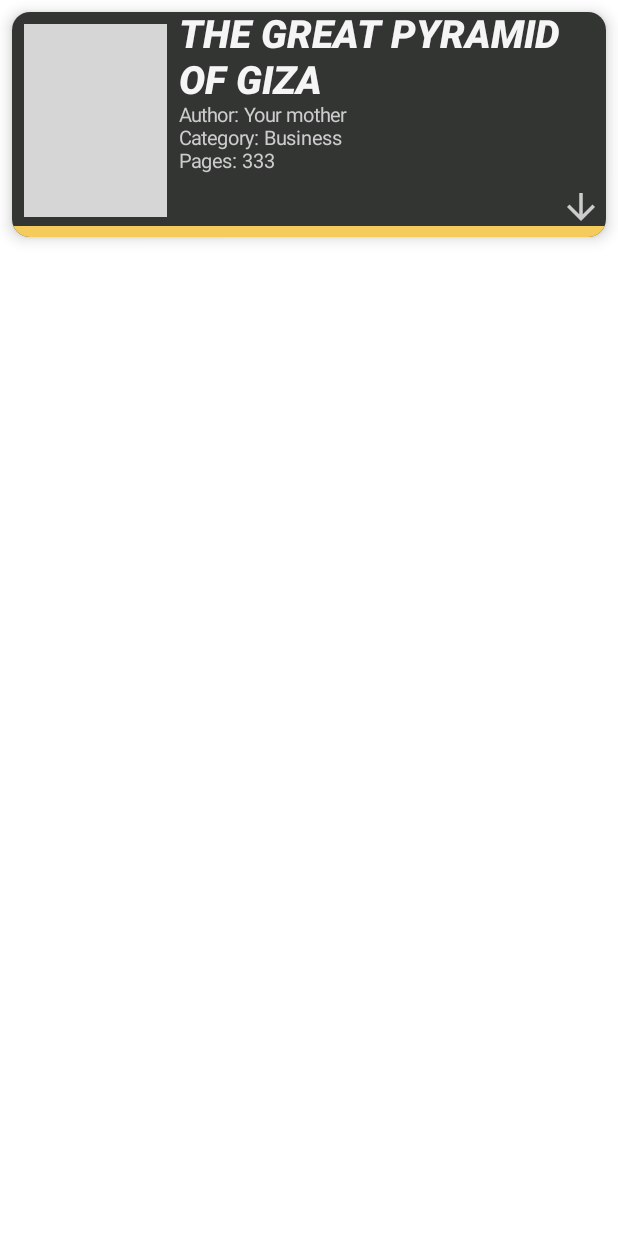
After one commit to DEJA-1/READ, an Android app built with Jetpack Compose: the composable SearchBookRow shown on its own in the app's theme, on a phone screen of 412 x 824 dp. The commit adds this screen. Run offline under Robolectric (Android 15) with nearby library versions, the phone set to English and light mode, and no system bars; pictures from the network do not load; grey boxes are pictures that could not be loaded.

Commit message:
begin SearchScreen:

```diff
--- a/app/src/main/java/com/example/read/domain/model/MyVolumeInfo.kt
+++ b/app/src/main/java/com/example/read/domain/model/MyVolumeInfo.kt
@@ -3,6 +3,7 @@ package com.example.read.domain.model
 import com.example.read.data.network.response.ImageLinks
 
 data class MyVolumeInfo(
+
     val authors: List<String>?,
     val categories: List<String>?,
     val description: String?,
--- a/app/src/main/java/com/example/read/navigation/NavGraph.kt
+++ b/app/src/main/java/com/example/read/navigation/NavGraph.kt
@@ -6,7 +6,7 @@ import androidx.lifecycle.viewmodel.compose.viewModel
 import androidx.navigation.compose.NavHost
 import androidx.navigation.compose.composable
 import androidx.navigation.compose.rememberNavController
-import com.example.read.presentation.MainViewModel
+import com.example.read.presentation.screen.search.SearchViewModel
 import com.example.read.presentation.screen.details.DetailsScreen
 import com.example.read.presentation.screen.home.HomeScreen
 import com.example.read.presentation.screen.home.HomeViewModel
@@ -41,7 +41,7 @@ fun NavGraph() {
         composable(
             route = Screen.Search.route
         ) {
-            val searchViewModel = hiltViewModel<MainViewModel>()
+            val searchViewModel = hiltViewModel<SearchViewModel>()
             SearchScreen(navController = navController, viewModel = searchViewModel)
         }
 
--- a/app/src/main/java/com/example/read/presentation/common_components/MyButton.kt
+++ b/app/src/main/java/com/example/read/presentation/common_components/MyButton.kt
@@ -33,6 +33,7 @@ fun MyButton(
     contentPadding: Int = 15,
     onButtonClicked: () -> Unit = {}
 ) {
+
     Box(
         modifier = modifier
             .fillMaxWidth()
--- a/app/src/main/java/com/example/read/presentation/screen/home/components/BookRow.kt
+++ b/app/src/main/java/com/example/read/presentation/screen/home/components/BookRow.kt
@@ -8,6 +8,7 @@ import androidx.compose.foundation.layout.*
 import androidx.compose.foundation.shape.RoundedCornerShape
 import androidx.compose.material.Card
 import androidx.compose.material.Icon
+import androidx.compose.material.Surface
 import androidx.compose.material.Text
 import androidx.compose.material.icons.Icons
 import androidx.compose.material.icons.filled.Star
@@ -41,18 +42,21 @@ fun BookRow(
         horizontalAlignment = Alignment.CenterHorizontally,
         modifier = Modifier.widthIn(max = widthSize.dp)
     ) {
+        Surface(
+            shape = RoundedCornerShape(shapeDp.dp),
+            elevation = 4.dp
+        ) {
             Box(
                 modifier = Modifier
-                .clip(RoundedCornerShape(shapeDp.dp))
                     .clickable {
                         onItemClicked()
                     }
                     .height(heightSize.dp)
                     .width(widthSize.dp)
-                .background(AppColors.mBackgroundSec)
-
-        ) {
+                    .background(AppColors.mBackgroundSec))
+            {
                 content()
+            }
         }
 
         if (isForYou) {
--- a/app/src/main/java/com/example/read/presentation/screen/home/components/CurrentlyReadingSection.kt
+++ b/app/src/main/java/com/example/read/presentation/screen/home/components/CurrentlyReadingSection.kt
@@ -33,7 +33,7 @@ import com.example.read.presentation.screen.home.HomeViewModel
 fun CurrentlyReadingSection(
     context: Context = LocalContext.current,
     viewModel: HomeViewModel,
-    navController: NavController
+    navController: NavController,
 ) {
 
     Column(
@@ -98,7 +98,6 @@ fun CurrentlyReadingSection(
                                     navController.navigate(Screen.Rate.route)
                                 }
 
-
                             }
 
                         }
--- a/app/src/main/java/com/example/read/presentation/screen/search/SearchScreen.kt
+++ b/app/src/main/java/com/example/read/presentation/screen/search/SearchScreen.kt
@@ -2,24 +2,29 @@ package com.example.read.presentation.screen.search
 
 import androidx.compose.foundation.background
 import androidx.compose.foundation.layout.Box
+import androidx.compose.foundation.layout.Column
 import androidx.compose.foundation.layout.fillMaxSize
+import androidx.compose.foundation.layout.padding
 import androidx.compose.material.CircularProgressIndicator
 import androidx.compose.material.Text
 import androidx.compose.runtime.Composable
 import androidx.compose.ui.Alignment
 import androidx.compose.ui.Modifier
+import androidx.compose.ui.platform.LocalContext
+import androidx.compose.ui.unit.dp
 import androidx.navigation.NavController
 import com.example.read.commons.AppColors
-import com.example.read.presentation.MainViewModel
+import com.example.read.presentation.screen.search.components.SearchBookRow
 import com.example.read.util.gradient
 
 @Composable
 fun SearchScreen(
     navController: NavController,
-    viewModel: MainViewModel,
+    viewModel: SearchViewModel,
 ) {
 
     val bookList = viewModel.bookList.value.items
+    val context = LocalContext.current
 
     Box(
         modifier = Modifier
@@ -35,7 +40,10 @@ fun SearchScreen(
                 CircularProgressIndicator(color = AppColors.mMain)
             }
         } else {
-            Text(text = bookList.first().volumeInfo!!.title)
+            Column(horizontalAlignment = Alignment.CenterHorizontally) {
+
+            }
+            SearchBookRow(context = context)
         }
     }
 
--- a/app/src/main/java/com/example/read/presentation/MainViewModel.kt
+++ b/app/src/main/java/com/example/read/presentation/screen/search/SearchViewModel.kt
@@ -1,4 +1,4 @@
-package com.example.read.presentation
+package com.example.read.presentation.screen.search
 
 import androidx.compose.runtime.mutableStateOf
 import androidx.lifecycle.ViewModel
@@ -11,7 +11,7 @@ import kotlinx.coroutines.launch
 import javax.inject.Inject
 
 @HiltViewModel
-class MainViewModel @Inject constructor(
+class SearchViewModel @Inject constructor(
     private val repository: BookRepository,
 ) : ViewModel() {
 
--- /dev/null
+++ b/app/src/main/java/com/example/read/presentation/screen/search/components/SearchBookRow.kt
@@ -0,0 +1,135 @@
+package com.example.read.presentation.screen.search.components
+
+import android.content.Context
+import androidx.compose.foundation.background
+import androidx.compose.foundation.clickable
+import androidx.compose.foundation.layout.*
+import androidx.compose.foundation.shape.RoundedCornerShape
+import androidx.compose.material.Icon
+import androidx.compose.material.Surface
+import androidx.compose.material.Text
+import androidx.compose.material.icons.Icons
+import androidx.compose.material.icons.filled.ArrowDownward
+import androidx.compose.runtime.Composable
+import androidx.compose.ui.Alignment
+import androidx.compose.ui.Modifier
+import androidx.compose.ui.draw.clip
+import androidx.compose.ui.graphics.Color
+import androidx.compose.ui.layout.ContentScale
+import androidx.compose.ui.semantics.Role.Companion.Image
+import androidx.compose.ui.text.font.FontStyle
+import androidx.compose.ui.text.font.FontWeight
+import androidx.compose.ui.text.style.TextAlign
+import androidx.compose.ui.tooling.preview.Preview
+import androidx.compose.ui.unit.dp
+import androidx.compose.ui.unit.sp
+import coil.compose.AsyncImage
+import coil.request.ImageRequest
+import com.example.read.commons.AppColors
+
+@Composable
+fun SearchBookRow(
+    context: Context,
+    onArrowClicked: () -> Unit = {},
+) {
+
+    Surface(
+        elevation = 6.dp,
+        shape = RoundedCornerShape(12.dp),
+        modifier = Modifier.padding(8.dp)
+    ) {
+        Box(
+            modifier = Modifier
+                .fillMaxWidth()
+                .height(150.dp)
+                .background(AppColors.mBackgroundSec)
+
+        ) {
+            Box(
+                modifier = Modifier
+                    .fillMaxWidth()
+                    .fillMaxHeight(0.05f)
+                    .background(AppColors.mMain)
+                    .align(Alignment.BottomCenter)
+            )
+
+            Row(modifier = Modifier.fillMaxWidth()) {
+                Surface(
+                    modifier = Modifier.padding(
+                        start = 8.dp,
+                        end = 8.dp,
+                        top = 8.dp,
+                        bottom = 13.dp
+                    ),
+                    shape = RoundedCornerShape(12.dp)
+                ) {
+                    AsyncImage(
+                        modifier = Modifier
+                            .fillMaxWidth(0.25f)
+                            .fillMaxHeight()
+                            .clip(RoundedCornerShape(12.dp)),
+                        model = ImageRequest.Builder(context)
+                            .data("http://books.google.com/books/content?id=pZ5iAgAAQBAJ&printsec=frontcover&img=1&zoom=1&edge=curl&source=gbs_api")
+                            .crossfade(true)
+                            .build(),
+                        contentDescription = "Book image",
+                        contentScale = ContentScale.FillBounds
+                    )
+                }
+
+                Column() {
+                    Text(
+                        text = "THE GREAT PYRAMID OF GIZA",
+                        color = AppColors.mTextWhite,
+                        fontWeight = FontWeight.ExtraBold,
+                        fontStyle = FontStyle.Italic,
+                        fontSize = 26.sp,
+                        textAlign = TextAlign.Start
+                    )
+
+                    Text(
+                        text = "Author: Your mother",
+                        color = Color.LightGray,
+                        fontWeight = FontWeight.Normal,
+                        fontStyle = FontStyle.Normal,
+                        fontSize = 13.sp,
+                        textAlign = TextAlign.Start
+                    )
+
+                    Text(
+                        text = "Category: Business",
+                        color = Color.LightGray,
+                        fontWeight = FontWeight.Normal,
+                        fontStyle = FontStyle.Normal,
+                        fontSize = 13.sp,
+                        textAlign = TextAlign.Start
+                    )
+
+                    Text(
+                        text = "Pages: 333",
+                        color = Color.LightGray,
+                        fontWeight = FontWeight.Normal,
+                        fontStyle = FontStyle.Normal,
+                        fontSize = 13.sp,
+//                        textAlign = TextAlign.Start
+                    )
+
+                }
+            }
+
+            Icon(
+                modifier = Modifier
+                    .size(34.dp)
+                    .align(Alignment.BottomEnd)
+                    .padding(bottom = 6.dp)
+                    .clickable {
+                        onArrowClicked()
+                    },
+                imageVector = Icons.Filled.ArrowDownward,
+                contentDescription = "arrow images",
+                tint = Color.LightGray
+            )
+        }
+    }
+
+}
```
Lines whose indentation alone changed are shown as unchanged.
